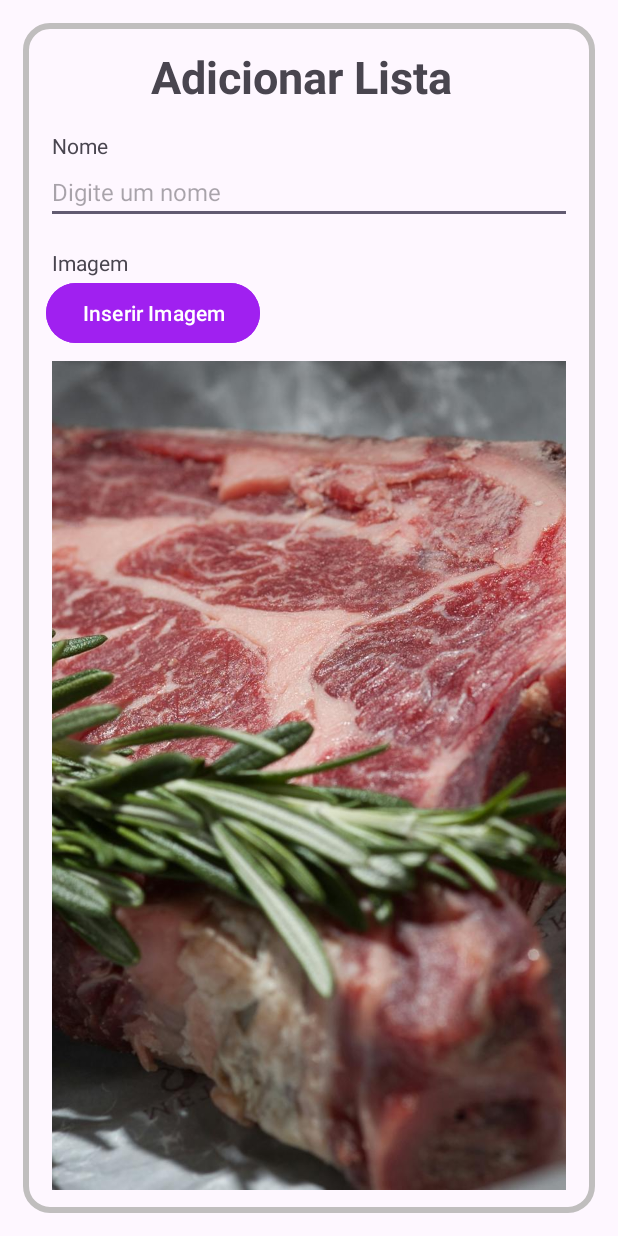
After one commit to PedroAOC20/ListaCompra, an Android app: the layout activity_add_lista.xml on its own in the app's theme, with its tools: preview values and no code run, on a phone screen of 412 x 824 dp. The commit adds this screen. Run offline under Robolectric (Android 15) with nearby library versions, the phone set to English and light mode, and no system bars.

Commit message:
atualizaçao

```diff
--- a/app/build.gradle.kts
+++ b/app/build.gradle.kts
@@ -47,4 +47,5 @@ dependencies {
     testImplementation(libs.junit)
     androidTestImplementation(libs.androidx.junit)
     androidTestImplementation(libs.androidx.espresso.core)
+    implementation ("com.google.android.material:material:1.10.0")
 }
--- /dev/null
+++ b/app/src/main/res/drawable/barra_pesquisa_background.xml
@@ -0,0 +1,11 @@
+<?xml version="1.0" encoding="utf-8"?>
+<shape xmlns:android="http://schemas.android.com/apk/res/android"
+    android:shape="rectangle">
+
+    <corners
+        android:radius="16dp"/>
+    <stroke
+        android:color="#C0BEBE"
+        android:width="4dp"/>
+
+</shape>
--- /dev/null
+++ b/app/src/main/res/drawable/ic_add.xml
@@ -0,0 +1,5 @@
+<vector xmlns:android="http://schemas.android.com/apk/res/android" android:height="24dp" android:tint="#000000" android:viewportHeight="24" android:viewportWidth="24" android:width="24dp">
+
+    <path android:fillColor="@android:color/white" android:pathData="M19,13h-6v6h-2v-6H5v-2h6V5h2v6h6v2z"/>
+
+</vector>
--- /dev/null
+++ b/app/src/main/res/layout/activity_add_lista.xml
@@ -0,0 +1,69 @@
+<?xml version="1.0" encoding="utf-8"?>
+<LinearLayout
+    xmlns:android="http://schemas.android.com/apk/res/android"
+    android:layout_height="match_parent"
+    android:layout_width="match_parent"
+    android:orientation="vertical"
+    android:layout_gravity="center"
+    android:layout_margin="15dp">
+
+    <LinearLayout
+        android:layout_width="match_parent"
+        android:layout_height="wrap_content"
+        android:background="@drawable/barra_pesquisa_background"
+        android:orientation="vertical"
+        android:padding="15dp">
+
+        <TextView
+            android:id="@+id/titulo"
+            android:layout_width="match_parent"
+            android:layout_height="wrap_content"
+            android:layout_marginStart="70dp"
+            android:text="Adicionar Lista"
+            android:textSize="30sp"
+            android:textStyle="bold" />
+
+        <TextView
+            android:id="@+id/littlename"
+            android:layout_width="wrap_content"
+            android:layout_height="wrap_content"
+            android:layout_marginStart="4dp"
+            android:layout_marginTop="16dp"
+            android:text="Nome" />
+
+        <EditText
+            android:id="@+id/inputname"
+            android:layout_width="match_parent"
+            android:layout_height="wrap_content"
+            android:hint="Digite um nome"
+            android:textSize="16dp"
+
+            />
+
+        <TextView
+            android:id="@+id/littleimage"
+            android:layout_width="wrap_content"
+            android:layout_height="wrap_content"
+            android:layout_marginStart="4dp"
+            android:layout_marginTop="16dp"
+            android:text="Imagem" />
+
+        <Button
+            android:id="@+id/btn_img"
+            android:layout_width="wrap_content"
+            android:layout_height="wrap_content"
+            android:textColor="@color/white"
+            android:text="Inserir Imagem"
+            android:backgroundTint="@color/purple"/>
+
+        <ImageView
+            android:id="@+id/inputimage"
+            android:layout_width="match_parent"
+            android:layout_height="wrap_content"
+            android:layout_marginStart="4dp"
+            android:layout_marginTop="8dp"
+            android:layout_marginEnd="4dp"
+            android:scaleType="centerCrop"
+            android:src="@drawable/carnes" />
+    </LinearLayout>
+</LinearLayout>
--- a/app/src/main/res/values/colors.xml
+++ b/app/src/main/res/values/colors.xml
@@ -5,4 +5,5 @@
     <color name="white">#FFFFFFFF</color>
     <color name="blue">#424bb2</color>
     <color name="green">#08ff00</color>
+    <color name="purple">#A020F0</color>
 </resources>
```
Also changed, not shown: app/src/main/java/com/example/lista_compra/ListaList/AdapterLista.kt (renamed from app/src/main/java/com/example/lista_compra/Adapter/AdapterLista.kt, +4 -4 lines), app/src/main/java/com/example/lista_compra/ListaList/Listas.kt (added, +8 -0 lines), app/src/main/java/com/example/lista_compra/gerenciador_lista_compra/ListaListActivity.kt (+85 -4 lines), app/src/main/res/drawable/shape_add_list.xml (added, +8 -0 lines), app/src/main/res/layout/activity_lista_list.xml (+9 -7 lines), app/src/main/res/layout/activity_recycleview_listlistas.xml (added, +46 -0 lines), app/src/main/res/drawable/carnes.jpg (added).
